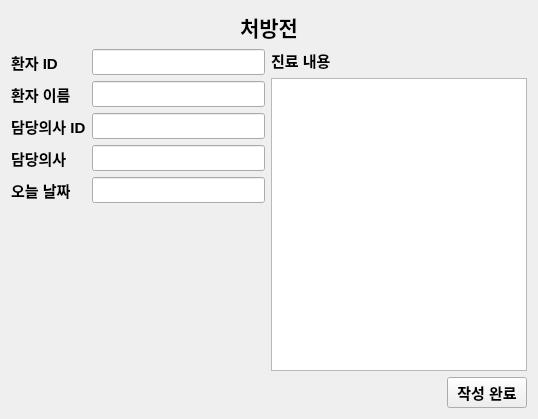
Above: ImageViewerSW/prescription.ui from Jeong0809/QT before the change. Below: the same form after it.
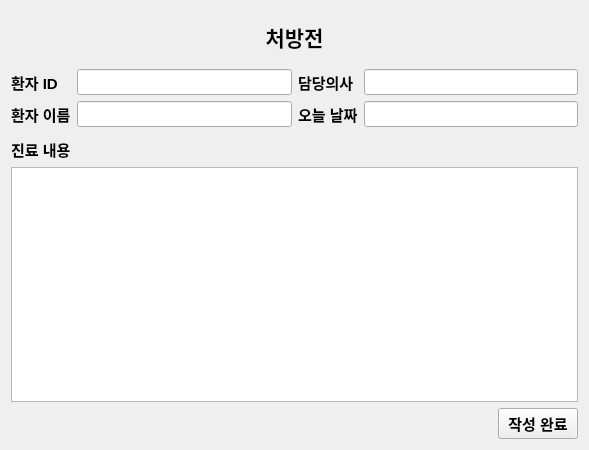
That is the form after the change.

What changed in the file:
```diff
--- a/ImageViewerSW/prescription.ui
+++ b/ImageViewerSW/prescription.ui
@@ -6,15 +6,33 @@
    <rect>
     <x>0</x>
     <y>0</y>
-    <width>538</width>
-    <height>419</height>
+    <width>589</width>
+    <height>450</height>
    </rect>
   </property>
   <property name="windowTitle">
    <string>Form</string>
   </property>
+  <layout class="QGridLayout" name="gridLayout_3">
+   <item row="0" column="0">
   <layout class="QGridLayout" name="gridLayout">
-   <item row="0" column="0">
+     <item row="2" column="0">
+      <spacer name="verticalSpacer">
+       <property name="orientation">
+        <enum>Qt::Vertical</enum>
+       </property>
+       <property name="sizeType">
+        <enum>QSizePolicy::Fixed</enum>
+       </property>
+       <property name="sizeHint" stdset="0">
+        <size>
+         <width>20</width>
+         <height>10</height>
+        </size>
+       </property>
+      </spacer>
+     </item>
+     <item row="1" column="0">
     <widget class="QLabel" name="label">
      <property name="font">
       <font>
@@ -30,9 +48,27 @@
      </property>
     </widget>
    </item>
+     <item row="0" column="0">
+      <spacer name="verticalSpacer_2">
+       <property name="orientation">
+        <enum>Qt::Vertical</enum>
+       </property>
+       <property name="sizeType">
+        <enum>QSizePolicy::Fixed</enum>
+       </property>
+       <property name="sizeHint" stdset="0">
+        <size>
+         <width>20</width>
+         <height>10</height>
+        </size>
+       </property>
+      </spacer>
+     </item>
+    </layout>
+   </item>
    <item row="1" column="0">
-    <layout class="QHBoxLayout" name="horizontalLayout">
-     <item>
+    <layout class="QGridLayout" name="gridLayout_2">
+     <item row="0" column="0">
       <layout class="QFormLayout" name="formLayout">
        <item row="0" column="0">
         <widget class="QLabel" name="label_2">
@@ -50,15 +86,6 @@
          </property>
         </widget>
        </item>
-       <item row="0" column="1">
-        <widget class="QLineEdit" name="PatientID">
-         <property name="font">
-          <font>
-           <pointsize>11</pointsize>
-          </font>
-         </property>
-        </widget>
-       </item>
        <item row="1" column="0">
         <widget class="QLabel" name="label_3">
          <property name="font">
@@ -75,23 +102,29 @@
          </property>
         </widget>
        </item>
-       <item row="2" column="0">
-        <widget class="QLabel" name="label_4">
+       <item row="0" column="1">
+        <widget class="QLineEdit" name="PatientID">
          <property name="font">
           <font>
            <pointsize>11</pointsize>
-           <bold>true</bold>
           </font>
          </property>
-         <property name="text">
-          <string>담당의사 ID</string>
+        </widget>
+       </item>
+       <item row="1" column="1">
+        <widget class="QLineEdit" name="PatientName">
+         <property name="font">
+          <font>
+           <pointsize>11</pointsize>
+          </font>
          </property>
-         <property name="buddy">
-          <cstring>DoctorID</cstring>
-         </property>
         </widget>
        </item>
-       <item row="3" column="0">
+      </layout>
+     </item>
+     <item row="0" column="1">
+      <layout class="QFormLayout" name="formLayout_3">
+       <item row="0" column="0">
         <widget class="QLabel" name="label_5">
          <property name="font">
           <font>
@@ -107,7 +140,16 @@
          </property>
         </widget>
        </item>
-       <item row="4" column="0">
+       <item row="0" column="1">
+        <widget class="QLineEdit" name="DoctorName">
+         <property name="font">
+          <font>
+           <pointsize>11</pointsize>
+          </font>
+         </property>
+        </widget>
+       </item>
+       <item row="1" column="0">
         <widget class="QLabel" name="label_6">
          <property name="font">
           <font>
@@ -119,12 +161,12 @@
           <string>오늘 날짜</string>
          </property>
          <property name="buddy">
-          <cstring>lineEdit_5</cstring>
+          <cstring>Date</cstring>
          </property>
         </widget>
        </item>
        <item row="1" column="1">
-        <widget class="QLineEdit" name="PatientName">
+        <widget class="QLineEdit" name="Date">
          <property name="font">
           <font>
            <pointsize>11</pointsize>
@@ -132,37 +174,28 @@
          </property>
         </widget>
        </item>
-       <item row="2" column="1">
-        <widget class="QLineEdit" name="DoctorID">
-         <property name="font">
-          <font>
-           <pointsize>11</pointsize>
-          </font>
-         </property>
-        </widget>
-       </item>
-       <item row="3" column="1">
-        <widget class="QLineEdit" name="DoctorName">
-         <property name="font">
-          <font>
-           <pointsize>11</pointsize>
-          </font>
-         </property>
-        </widget>
-       </item>
-       <item row="4" column="1">
-        <widget class="QLineEdit" name="lineEdit_5">
-         <property name="font">
-          <font>
-           <pointsize>11</pointsize>
-          </font>
-         </property>
-        </widget>
-       </item>
-      </layout>
-     </item>
-     <item>
+      </layout>
+     </item>
+    </layout>
+   </item>
+   <item row="2" column="0">
       <layout class="QVBoxLayout" name="verticalLayout">
+     <item>
+      <spacer name="verticalSpacer_3">
+       <property name="orientation">
+        <enum>Qt::Vertical</enum>
+       </property>
+       <property name="sizeType">
+        <enum>QSizePolicy::Fixed</enum>
+       </property>
+       <property name="sizeHint" stdset="0">
+        <size>
+         <width>20</width>
+         <height>5</height>
+        </size>
+       </property>
+      </spacer>
+     </item>
        <item>
         <widget class="QLabel" name="label_7">
          <property name="font">
@@ -190,9 +223,7 @@
        </item>
       </layout>
      </item>
-    </layout>
-   </item>
-   <item row="2" column="0">
+   <item row="3" column="0">
     <layout class="QHBoxLayout" name="horizontalLayout_3">
      <item>
       <spacer name="horizontalSpacer">
@@ -208,7 +239,7 @@
       </spacer>
      </item>
      <item>
-      <widget class="QPushButton" name="pushButton">
+      <widget class="QPushButton" name="Finish">
        <property name="font">
         <font>
          <pointsize>11</pointsize>
```
Lines whose indentation alone changed are shown as unchanged.
